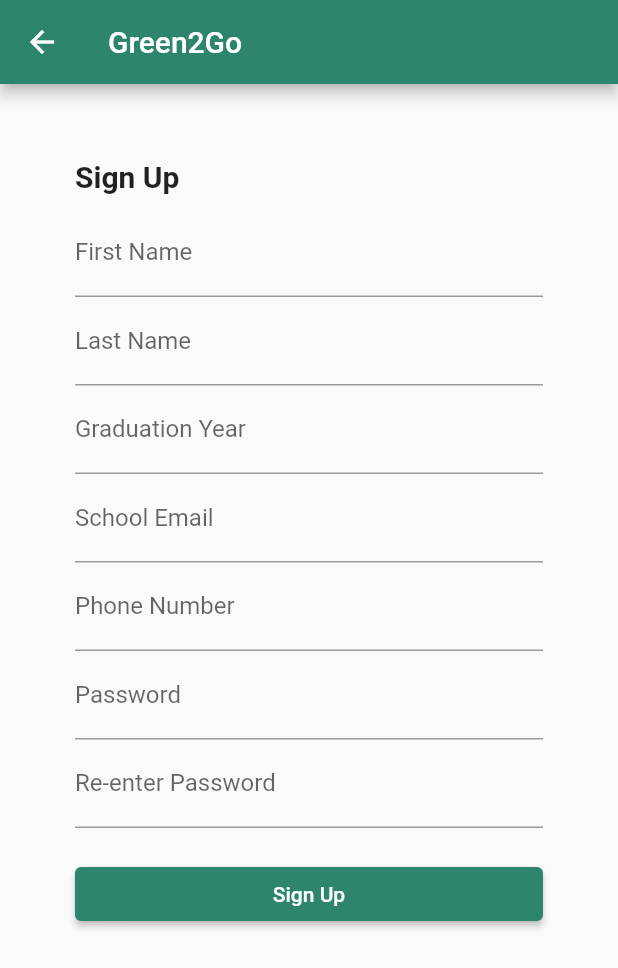
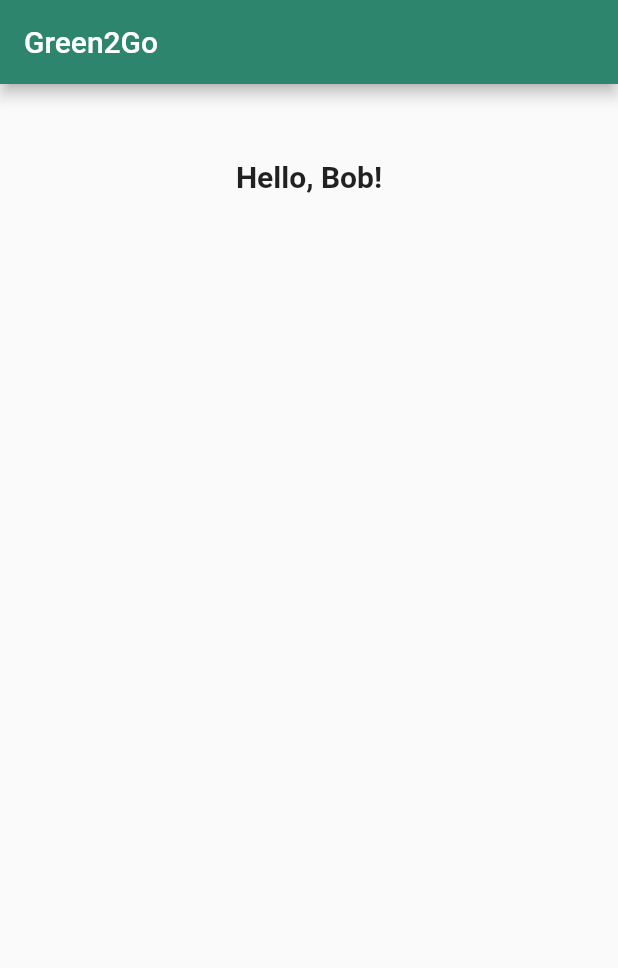
Before and after one commit to drbobdugan/green2go, a Flutter app: the SignUpPage screen opened directly, after a tap on "Sign Up", on a phone screen of 412 x 824 dp. Shown: the top 968 px of the screen. Run offline on Flutter 3.47's test engine with Material 2 defaults, Android fonts, the phone set to English and light mode, and no system bars; Roboto replaces fonts that are missing (Raleway).

Commit message:
marianne: continuous frontend updates

```diff
--- /dev/null
+++ b/Frontend/green_to_go/lib/pages/home.dart
@@ -0,0 +1,25 @@
+import 'package:flutter/material.dart';
+
+class HomePage extends StatelessWidget {
+  @override
+  Widget build(BuildContext context) {
+    return Scaffold(
+        appBar: AppBar(
+          title: Text('Green2Go'),
+        ),
+        body: Padding(
+            padding: const EdgeInsets.all(50.0),
+            child: Column(
+              mainAxisAlignment: MainAxisAlignment.start,
+              crossAxisAlignment: CrossAxisAlignment.stretch,
+              children: [
+                Padding(
+                    padding: const EdgeInsets.only(bottom: 10.0),
+                    child: Text("Hello, Bob!",
+                        textAlign: TextAlign.center,
+                        style: TextStyle(
+                            fontWeight: FontWeight.bold, fontSize: 20.0))),
+              ],
+            )));
+  }
+}
--- a/Frontend/green_to_go/lib/pages/login.dart
+++ b/Frontend/green_to_go/lib/pages/login.dart
@@ -2,6 +2,7 @@
 
 import '../components/image_banner.dart';
 import 'signup.dart';
+import 'home.dart';
 
 class LoginPage extends StatelessWidget {
   @override
@@ -27,7 +28,11 @@
                         padding: const EdgeInsets.only(top: 20.0),
                         child: ElevatedButton(
                           child: Text('Sign In'),
-                          onPressed: () {},
+                          onPressed: () {
+                            Navigator.of(context).pushReplacement(
+                                MaterialPageRoute(
+                                    builder: (context) => new HomePage()));
+                          },
                         )),
                     Padding(
                         padding: const EdgeInsets.only(top: 10.0),
--- a/Frontend/green_to_go/lib/pages/signup.dart
+++ b/Frontend/green_to_go/lib/pages/signup.dart
@@ -1,17 +1,6 @@
 import 'package:flutter/material.dart';
 
-Map<int, Color> green = {
-  50: Color.fromRGBO(46, 133, 110, .1),
-  100: Color.fromRGBO(46, 133, 110, .2),
-  200: Color.fromRGBO(46, 133, 110, .3),
-  300: Color.fromRGBO(46, 133, 110, .4),
-  400: Color.fromRGBO(46, 133, 110, .5),
-  500: Color.fromRGBO(46, 133, 110, .6),
-  600: Color.fromRGBO(46, 133, 110, .7),
-  700: Color.fromRGBO(46, 133, 110, .8),
-  800: Color.fromRGBO(46, 133, 110, .9),
-  900: Color.fromRGBO(46, 133, 110, 1),
-};
+import 'home.dart';
 
 class SignUpPage extends StatelessWidget {
   @override
@@ -50,7 +39,11 @@
                     padding: const EdgeInsets.only(top: 20.0),
                     child: ElevatedButton(
                       child: Text('Sign Up'),
-                      onPressed: () {},
+                      onPressed: () {
+                        Navigator.of(context).pop();
+                        Navigator.of(context).pushReplacement(MaterialPageRoute(
+                            builder: (context) => new HomePage()));
+                      },
                     )),
               ],
             )));
```
